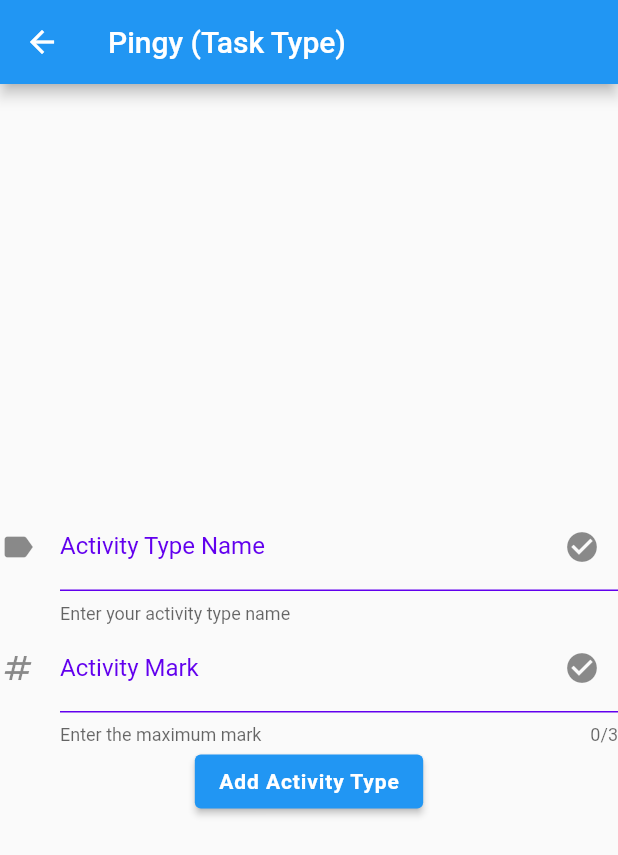
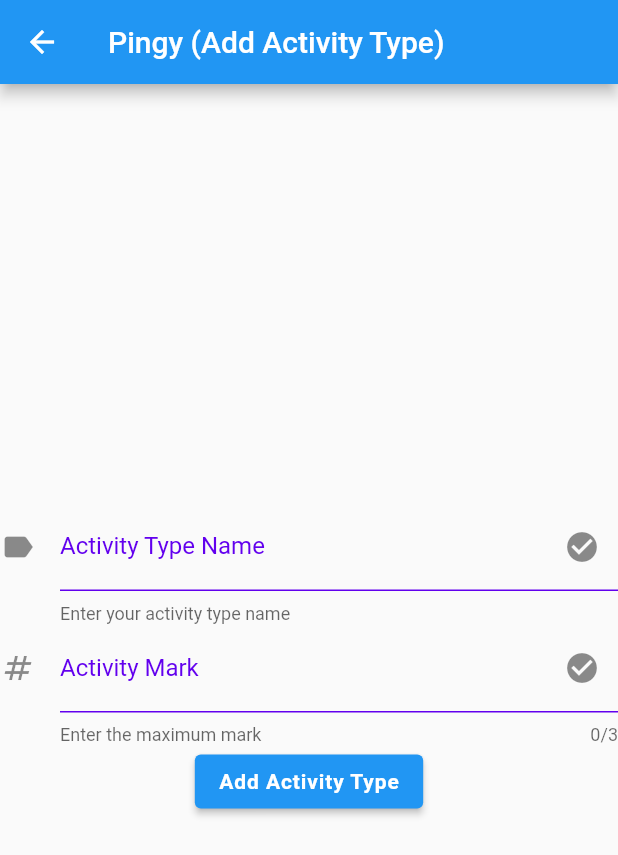
Before and after one commit to ramsunvtech/pingy, a Flutter app: the TaskTypeScreen screen opened directly, on a phone screen of 412 x 824 dp. Shown: the top 855 px of the screen. Run offline on Flutter 3.47's test engine with Material 2 defaults, Android fonts, the phone set to English and light mode, and no system bars; our stand-ins replace hive, hive_flutter, local_auth; accounts and stored records are empty.

Commit message:
feat(task-type): update page title

```diff
--- a/lib/screens/task/task_type.dart
+++ b/lib/screens/task/task_type.dart
@@ -31,7 +31,7 @@ class _TaskTypeScreenState extends State<TaskTypeScreen> {
   @override
   Widget build(BuildContext context) {
     return Scaffold(
-      appBar: AppBar(title: const Text('Pingy (Task Type)')),
+      appBar: AppBar(title: const Text('Pingy (Add Activity Type)')),
       body: Container(
         alignment: Alignment.center,
         child: Column(
```
